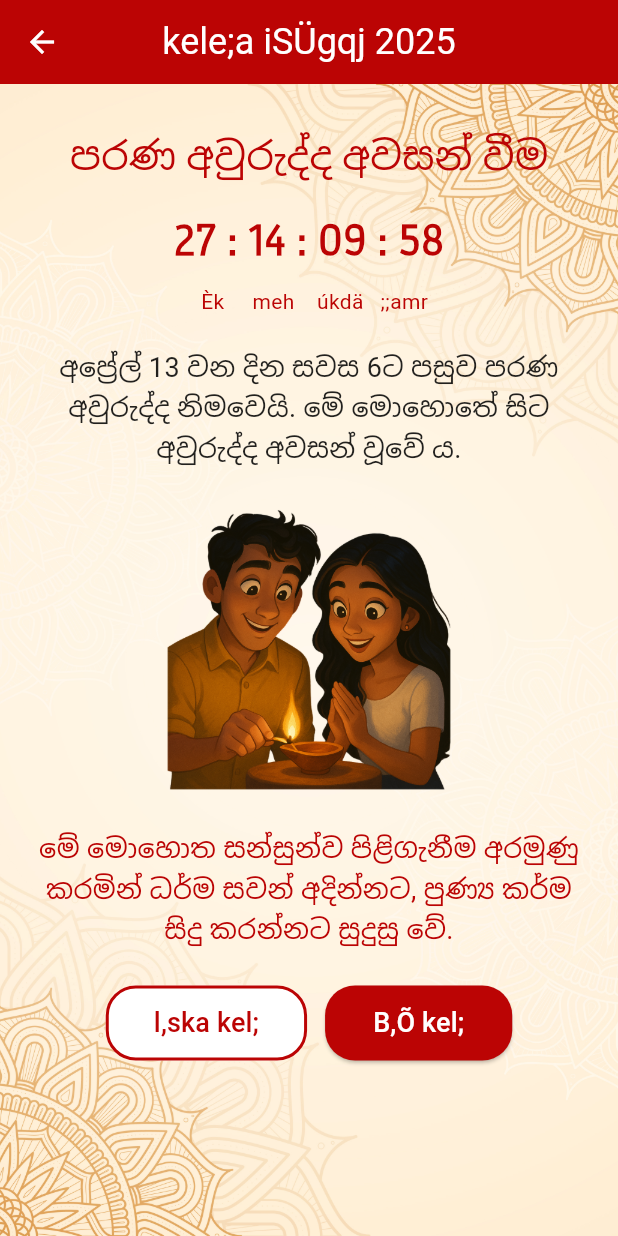
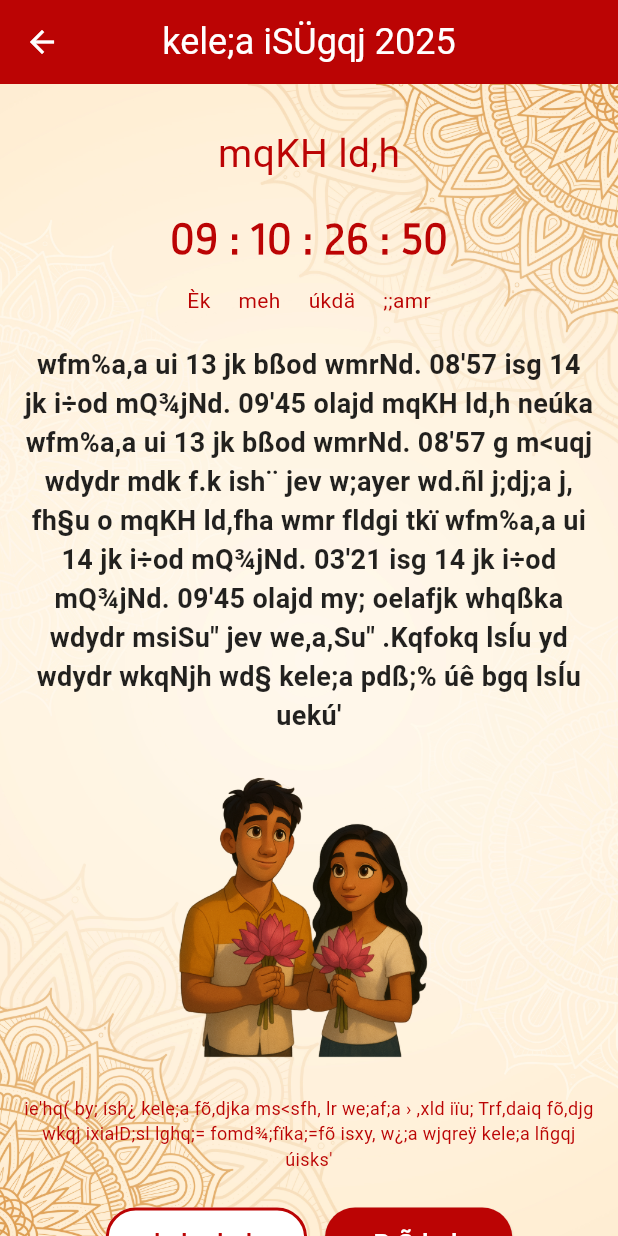
Before and after one commit to CyborLK/aurudu_app, a Flutter app: the Nakath3Screen screen opened directly, after a tap on "l,ska kel;", after a tap on "B,Õ kel;", on a phone screen of 412 x 824 dp. Run offline on Flutter 3.47's test engine with Material 3 defaults, Android fonts, the phone set to English and light mode, and no system bars; Roboto replaces fonts that are missing (FM_ARJUN, TharuDigitalNikini); project files that could hold a hidden picture were left out.

Commit message:
all times initiate in different pages

```diff
--- a/lib/nakath_screens/nakath2_screen.dart
+++ b/lib/nakath_screens/nakath2_screen.dart
@@ -13,12 +13,6 @@ class Nakath2Screen extends StatelessWidget {
 
   @override
   Widget build(BuildContext context) {
-    final Duration initialCountdown = const Duration(
-      days: 27,
-      hours: 14,
-      minutes: 9,
-      seconds: 59,
-    );
 
     return Scaffold(
       appBar: const CustomAppBar(title: 'kele;a iSÜgqj 2025'),
@@ -38,7 +32,7 @@ class Nakath2Screen extends StatelessWidget {
               const SizedBox(height: 12),
 
               const Text(
-                'පරණ අවුරුද්ද අවසන් වීම',
+                'mrK wjqreoao i|yd iakdkh',
                 style: TextStyle(
                   fontSize: 26,
                   fontFamily: 'TharuDigitalNikini',
@@ -49,20 +43,19 @@ class Nakath2Screen extends StatelessWidget {
               const SizedBox(height: 16),
 
               TimerDisplay(
-                initialTimeLeft: initialCountdown,
-                formatDigits: formatDigits,
+                targetDateTime: DateTime(2025, 4, 13, 08, 0), // Apr 13, 2025 at 8:00 AM
               ),
 
               const SizedBox(height: 20),
 
               const Text(
-                'අප්‍රේල් 13 වන දින සවස 6ට පසුව පරණ අවුරුද්ද නිමවෙයි. '
-                'මේ මොහොතේ සිට අවුරුද්ද අවසන් වූවේ ය.',
+                'wfm%a,a ui 13 jk bßod Èk ÈUq,a m;a hqI ñY% kdkq .d iakdkh fldg bIag foaj;d wkqiaurKfhys fh§ jdih uekú\'',
                 textAlign: TextAlign.center,
                 style: TextStyle(
                   fontSize: 18,
-                  fontFamily: 'TharuDigitalNikini',
+                  fontFamily: 'FM_ARJUN',
                   color: Colors.black87,
+                  fontWeight: FontWeight.bold,
                 ),
               ),
 
@@ -80,11 +73,10 @@ class Nakath2Screen extends StatelessWidget {
               const SizedBox(height: 20),
 
               const Text(
-                'මේ මොහොත සන්සුන්ව පිළිගැනීම අරමුණු කරමින් '
-                'ධර්ම සවන් අදින්නට, පුණ්‍ය කර්ම සිදු කරන්නට සුදුසු වේ.',
+                'ie\'hq( by; ish¿ kele;a fõ,djka ms<sfh, lr we;af;a › ,xld iïu; Trf,daiq fõ,djg wkqj ixialD;sl lghq;= fomd¾;fïka;=fõ isxy, w¿;a wjqreÿ kele;a lñgqj úisks\'',
                 textAlign: TextAlign.center,
                 style: TextStyle(
-                  fontSize: 18,
+                  fontSize: 12,
                   fontFamily: 'TharuDigitalNikini',
                   color: Color(0xFFBB0404),
                 ),
@@ -92,7 +84,7 @@ class Nakath2Screen extends StatelessWidget {
 
               const SizedBox(height: 24),
 
-              // 🔘 White and 🔴 Red buttons side by side
+              // White and Red buttons
               Row(
                 mainAxisAlignment: MainAxisAlignment.center,
                 children: [
--- a/lib/nakath_screens/nakath3_screen.dart
+++ b/lib/nakath_screens/nakath3_screen.dart
@@ -4,7 +4,7 @@ import '../../widgets/timer_display.dart';
 import '../../widgets/rounded_red_button.dart';
 import '../../widgets/rounded_white_button.dart';
 import '../nakath_screens/nakath2_screen.dart';
-//import '../nakath_screens/nakath3_screen.dart';
+import '../nakath_screens/nakath4_screen.dart';
 
 class Nakath3Screen extends StatelessWidget {
   const Nakath3Screen({super.key});
@@ -13,12 +13,6 @@ class Nakath3Screen extends StatelessWidget {
 
   @override
   Widget build(BuildContext context) {
-    final Duration initialCountdown = const Duration(
-      days: 27,
-      hours: 14,
-      minutes: 9,
-      seconds: 59,
-    );
 
     return Scaffold(
       appBar: const CustomAppBar(title: 'kele;a iSÜgqj 2025'),
@@ -38,7 +32,7 @@ class Nakath3Screen extends StatelessWidget {
               const SizedBox(height: 12),
 
               const Text(
-                'පරණ අවුරුද්ද අවසන් වීම',
+                'w¨;a wjqreÿ Wodj',
                 style: TextStyle(
                   fontSize: 26,
                   fontFamily: 'TharuDigitalNikini',
@@ -49,20 +43,19 @@ class Nakath3Screen extends StatelessWidget {
               const SizedBox(height: 16),
 
               TimerDisplay(
-                initialTimeLeft: initialCountdown,
-                formatDigits: formatDigits,
+                targetDateTime: DateTime(2025, 4, 14, 03, 21), // Apr 14, 2025 at 3:21 AM
               ),
 
               const SizedBox(height: 20),
 
               const Text(
-                'අප්‍රේල් 13 වන දින සවස 6ට පසුව පරණ අවුරුද්ද නිමවෙයි. '
-                'මේ මොහොතේ සිට අවුරුද්ද අවසන් වූවේ ය.',
+                'wfm%a,a ui 14 jk i÷od Èk mQ¾jNd. 03\'21g isxy, fou< w¿;a wjqreoao Wodfõ\'',
                 textAlign: TextAlign.center,
                 style: TextStyle(
                   fontSize: 18,
-                  fontFamily: 'TharuDigitalNikini',
+                  fontFamily: 'FM_ARJUN',
                   color: Colors.black87,
+                  fontWeight: FontWeight.bold,
                 ),
               ),
 
@@ -80,11 +73,10 @@ class Nakath3Screen extends StatelessWidget {
               const SizedBox(height: 20),
 
               const Text(
-                'මේ මොහොත සන්සුන්ව පිළිගැනීම අරමුණු කරමින් '
-                'ධර්ම සවන් අදින්නට, පුණ්‍ය කර්ම සිදු කරන්නට සුදුසු වේ.',
+                'ie\'hq( by; ish¿ kele;a fõ,djka ms<sfh, lr we;af;a › ,xld iïu; Trf,daiq fõ,djg wkqj ixialD;sl lghq;= fomd¾;fïka;=fõ isxy, w¿;a wjqreÿ kele;a lñgqj úisks\'',
                 textAlign: TextAlign.center,
                 style: TextStyle(
-                  fontSize: 18,
+                  fontSize: 12,
                   fontFamily: 'TharuDigitalNikini',
                   color: Color(0xFFBB0404),
                 ),
@@ -92,7 +84,7 @@ class Nakath3Screen extends StatelessWidget {
 
               const SizedBox(height: 24),
 
-              // 🔘 White and 🔴 Red buttons side by side
+              // White and Red buttons
               Row(
                 mainAxisAlignment: MainAxisAlignment.center,
                 children: [
@@ -112,7 +104,9 @@ class Nakath3Screen extends StatelessWidget {
                       Navigator.push(
                         context,
                         MaterialPageRoute(
-                          builder: (context) => const Nakath3Screen(), //change this to the next screen
+                          builder:
+                              (context) =>
+                                  const Nakath4Screen(), //change this to the next screen
                         ),
                       );
                     },
--- a/lib/nakath_screens/nakath4_screen.dart
+++ b/lib/nakath_screens/nakath4_screen.dart
@@ -0,0 +1,122 @@
+import 'package:flutter/material.dart';
+import '../../widgets/custom_app_bar.dart';
+import '../../widgets/timer_display.dart';
+import '../../widgets/rounded_red_button.dart';
+import '../../widgets/rounded_white_button.dart';
+import '../nakath_screens/nakath3_screen.dart';
+import '../nakath_screens/nakath5_screen.dart';
+
+class Nakath4Screen extends StatelessWidget {
+  const Nakath4Screen({super.key});
+
+  String formatDigits(int n) => n.toString().padLeft(2, '0');
+
+  @override
+  Widget build(BuildContext context) {
+
+    return Scaffold(
+      appBar: const CustomAppBar(title: 'kele;a iSÜgqj 2025'),
+      body: Container(
+        constraints: const BoxConstraints.expand(),
+        decoration: const BoxDecoration(
+          image: DecorationImage(
+            image: AssetImage('assets/images/background.jpg'),
+            fit: BoxFit.cover,
+          ),
+        ),
+        child: SingleChildScrollView(
+          padding: const EdgeInsets.all(16),
+          child: Column(
+            crossAxisAlignment: CrossAxisAlignment.center,
+            children: [
+              const SizedBox(height: 12),
+
+              const Text(
+                'mqKH ld,h',
+                style: TextStyle(
+                  fontSize: 26,
+                  fontFamily: 'TharuDigitalNikini',
+                  color: Color(0xFFBB0404),
+                ),
+              ),
+
+              const SizedBox(height: 16),
+
+              TimerDisplay(
+                targetDateTime: DateTime(2025, 4, 13, 20, 57), // Apr 14, 2025 at 8:57 PM
+              ),
+
+              const SizedBox(height: 20),
+
+              const Text(
+                'wfm%a,a ui 13 jk bßod wmrNd. 08\'57 isg 14 jk i÷od mQ¾jNd. 09\'45 olajd mqKH ld,h neúka wfm%a,a ui 13 jk bßod wmrNd. 08\'57 g m<uqj wdydr mdk f.k ish¨ jev w;ayer wd.ñl j;dj;a j, fh§u o mqKH ld,fha wmr fldgi tkï wfm%a,a ui 14 jk i÷od mQ¾jNd. 03\'21 isg 14 jk i÷od mQ¾jNd. 09\'45 olajd my; oelafjk whqßka wdydr msiSu" jev we,a,Su" .Kqfokq lsÍu yd wdydr wkqNjh wd§ kele;a pdß;% úê bgq lsÍu uekú\'',
+                textAlign: TextAlign.center,
+                style: TextStyle(
+                  fontSize: 18,
+                  fontFamily: 'FM_ARJUN',
+                  color: Colors.black87,
+                  fontWeight: FontWeight.bold,
+                ),
+              ),
+
+              const SizedBox(height: 20),
+
+              ClipRRect(
+                borderRadius: BorderRadius.circular(16),
+                child: Image.asset(
+                  'assets/images/nakath4.png',
+                  height: 200,
+                  fit: BoxFit.cover,
+                ),
+              ),
+
+              const SizedBox(height: 20),
+
+              const Text(
+                'ie\'hq( by; ish¿ kele;a fõ,djka ms<sfh, lr we;af;a › ,xld iïu; Trf,daiq fõ,djg wkqj ixialD;sl lghq;= fomd¾;fïka;=fõ isxy, w¿;a wjqreÿ kele;a lñgqj úisks\'',
+                textAlign: TextAlign.center,
+                style: TextStyle(
+                  fontSize: 12,
+                  fontFamily: 'TharuDigitalNikini',
+                  color: Color(0xFFBB0404),
+                ),
+              ),
+
+              const SizedBox(height: 24),
+
+              // White and Red buttons
+              Row(
+                mainAxisAlignment: MainAxisAlignment.center,
+                children: [
+                  RoundedWhiteButton(
+                    onPressed: () {
+                      Navigator.push(
+                        context,
+                        MaterialPageRoute(
+                          builder: (context) => const Nakath3Screen(),
+                        ),
+                      );
+                    },
+                  ),
+                  const SizedBox(width: 12),
+                  RoundedRedButton(
+                    onPressed: () {
+                      Navigator.push(
+                        context,
+                        MaterialPageRoute(
+                          builder:
+                              (context) =>
+                                  const Nakath5Screen(), //change this to the next screen
+                        ),
+                      );
+                    },
+                  ),
+                ],
+              ),
+            ],
+          ),
+        ),
+      ),
+    );
+  }
+}
--- a/lib/widgets/timer_display.dart
+++ b/lib/widgets/timer_display.dart
@@ -2,13 +2,11 @@ import 'package:flutter/material.dart';
 import 'dart:async';
 
 class TimerDisplay extends StatefulWidget {
-  final Duration initialTimeLeft;
-  final String Function(int) formatDigits;
+  final DateTime targetDateTime;
 
   const TimerDisplay({
     super.key,
-    required this.initialTimeLeft,
-    required this.formatDigits,
+    required this.targetDateTime,
   });
 
   @override
@@ -19,31 +17,39 @@ class _TimerDisplayState extends State<TimerDisplay> {
   late Duration _timeLeft;
   late Timer _timer;
 
+  String formatDigits(int n) => n.toString().padLeft(2, '0');
+
   @override
   void initState() {
     super.initState();
-    _timeLeft = widget.initialTimeLeft;
+    _updateTimeLeft();
 
-    // Start the timer to update every second
     _timer = Timer.periodic(const Duration(seconds: 1), (_) {
-      setState(() {
-        _timeLeft -= const Duration(seconds: 1);
-      });
+      _updateTimeLeft();
+    });
+  }
+
+  void _updateTimeLeft() {
+    final now = DateTime.now();
+    final diff = widget.targetDateTime.difference(now);
+
+    setState(() {
+      _timeLeft = diff.isNegative ? Duration.zero : diff;
     });
   }
 
   @override
   void dispose() {
-    _timer.cancel(); // Cancel the timer when the widget is disposed
+    _timer.cancel();
     super.dispose();
   }
 
   @override
   Widget build(BuildContext context) {
-    final days = widget.formatDigits(_timeLeft.inDays);
-    final hours = widget.formatDigits(_timeLeft.inHours % 24);
-    final minutes = widget.formatDigits(_timeLeft.inMinutes % 60);
-    final seconds = widget.formatDigits(_timeLeft.inSeconds % 60);
+    final days = formatDigits(_timeLeft.inDays);
+    final hours = formatDigits(_timeLeft.inHours % 24);
+    final minutes = formatDigits(_timeLeft.inMinutes % 60);
+    final seconds = formatDigits(_timeLeft.inSeconds % 60);
 
     return Column(
       children: [
@@ -58,7 +64,7 @@ class _TimerDisplayState extends State<TimerDisplay> {
         ),
         const SizedBox(height: 10),
         const Text(
-          '  Èk     meh    úkdä   ;;amr',
+          'Èk     meh     úkdä     ;;amr',
           style: TextStyle(
             fontSize: 14,
             fontFamily: 'TharuDigitalNikini',
```
Also changed, not shown: lib/dashboard_screen.dart (+2 -10 lines), lib/nakath_screens/nakath1_screen.dart (+1 -8 lines), lib/nakath_screens/nakath5_screen.dart (+122 -0 lines), lib/nakath_screens/nakath6_screen.dart (+122 -0 lines), lib/nakath_screens/nakath7_screen.dart (+122 -0 lines), lib/nakath_screens/nakath8_screen.dart (+110 -0 lines), lib/screens/nakath_screen.dart (+6 -6 lines).
